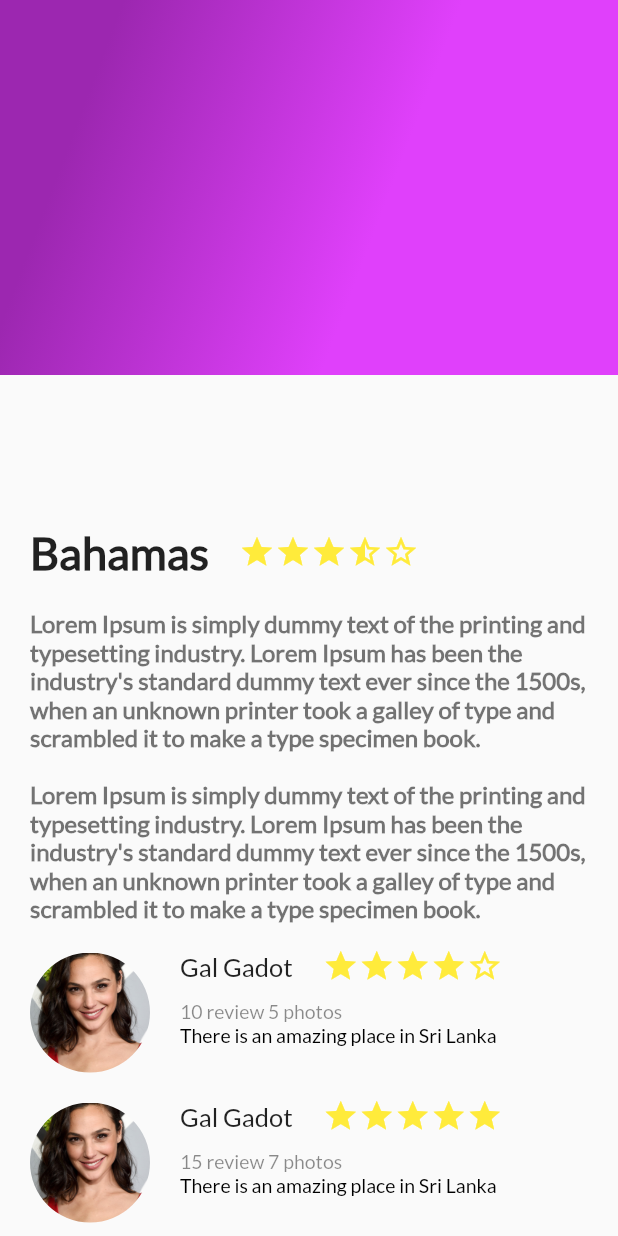
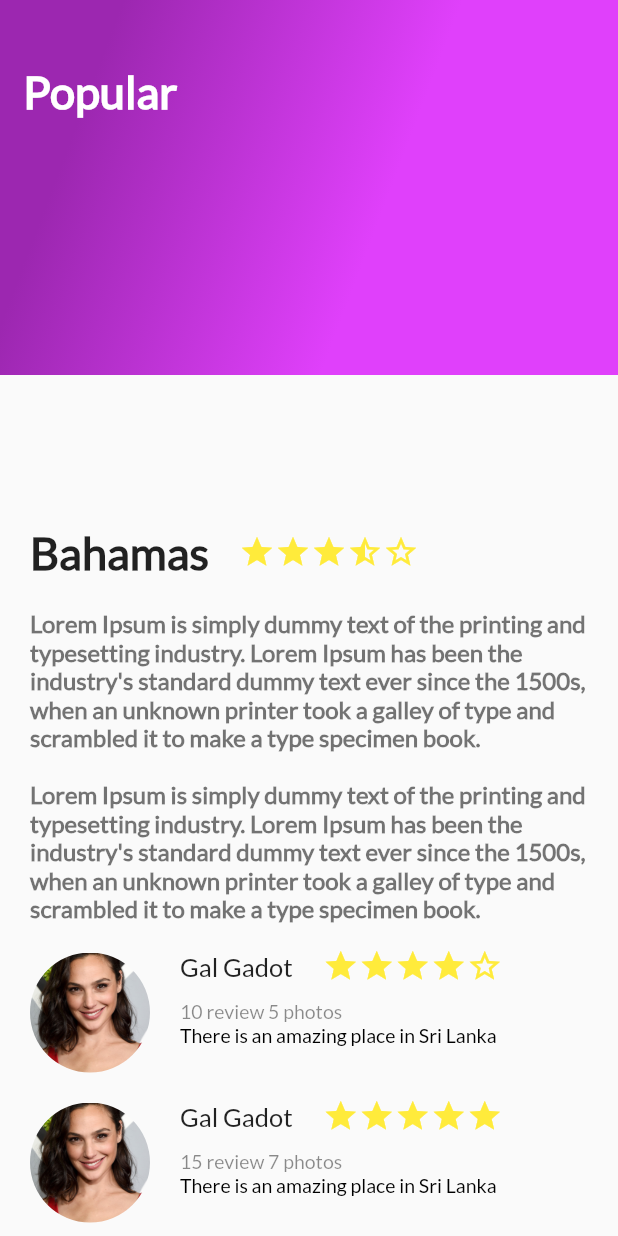
Before and after one commit to miaborjaac/flutter, a Flutter app: the screen it shows after launch, on a phone screen of 412 x 824 dp. Run offline on Flutter 3.47's test engine with Material 2 defaults, Android fonts, the phone set to English and light mode, and no system bars.

```diff
--- a/lib/background_gradient.dart
+++ b/lib/background_gradient.dart
@@ -1,6 +1,10 @@
 import 'package:flutter/material.dart';
 
 class BackgroundGradient extends StatelessWidget {
+  String title = "Popular";
+
+  BackgroundGradient(this.title);
+
   @override
   Widget build(BuildContext context) {
     return Container(
@@ -12,6 +16,16 @@ class BackgroundGradient extends StatelessWidget {
             stops: [0.0, 0.6],
             tileMode: TileMode.clamp),
       ),
+      child: Text(
+        title,
+        style: TextStyle(
+          color: Colors.white,
+          fontSize: 30.0,
+          fontFamily: "Lato",
+          fontWeight: FontWeight.bold,
+        ),
+      ),
+      alignment: Alignment(-0.9, -0.6),
     );
   }
 }
--- a/lib/main.dart
+++ b/lib/main.dart
@@ -33,7 +33,7 @@ class MyApp extends StatelessWidget {
                 ReviewList(),
               ],
             ),
-            BackgroundGradient(),
+            BackgroundGradient("Popular"),
           ],
         ),
       ),
--- a/pubspec.yaml
+++ b/pubspec.yaml
@@ -81,3 +81,7 @@ flutter:
 
   assets:
     - assets/img/Gal_Gadot.jpg
+    - assets/img/img1.jpg
+    - assets/img/img2.jpg
+    - assets/img/img3.jpg
+    - assets/img/img4.jpg
```
Also changed, not shown: lib/image_card.dart (added, +33 -0 lines), assets/img/img1.jpg (added), assets/img/img2.jpg (added), assets/img/img3.jpg (added), assets/img/img4.jpg (added), 1 other file.
